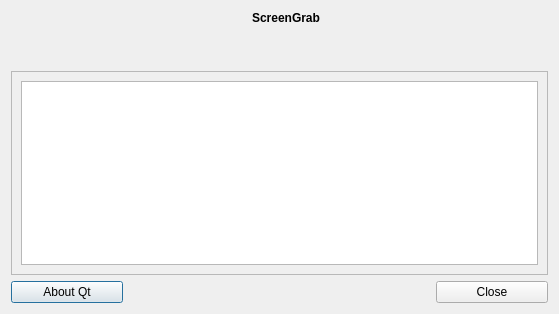
First picture: the form in src/core/ui/aboutwidget.ui, repository lxqt/screengrab, before the edit.
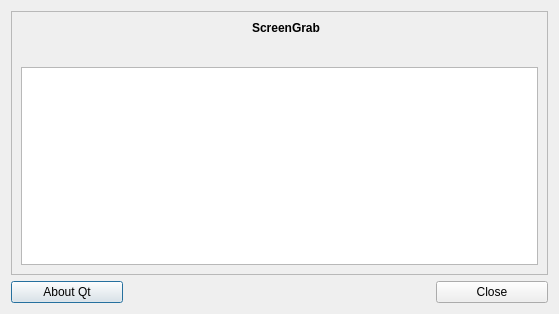
Second picture: the form after the edit. Icons and pictures are not drawn.

Commit message: Fix "using Qt [version]" being too far down

```diff
--- a/src/core/ui/aboutwidget.ui
+++ b/src/core/ui/aboutwidget.ui
@@ -36,6 +36,15 @@
     <enum>QLayout::SetDefaultConstraint</enum>
    </property>
    <item>
+    <widget class="QFrame" name="frame">
+     <property name="frameShape">
+      <enum>QFrame::StyledPanel</enum>
+     </property>
+     <property name="frameShadow">
+      <enum>QFrame::Raised</enum>
+     </property>
+     <layout class="QVBoxLayout" name="_2">
+      <item>
     <layout class="QHBoxLayout" name="horizontalLayout">
      <item>
       <widget class="QLabel" name="label">
@@ -64,27 +73,25 @@
           <string notr="true">&lt;b&gt;ScreenGrab&lt;/b&gt;</string>
          </property>
          <property name="alignment">
-          <set>Qt::AlignCenter</set>
-         </property>
-        </widget>
-       </item>
-       <item>
-        <widget class="QLabel" name="labVersion">
-         <property name="text">
-          <string notr="true"/>
-         </property>
-         <property name="alignment">
-          <set>Qt::AlignCenter</set>
+             <set>Qt::AlignBottom|Qt::AlignHCenter</set>
          </property>
         </widget>
        </item>
        <item>
         <widget class="QLabel" name="labQtVer">
+            <property name="font">
+             <font>
+              <family>Sans Serif</family>
+              <pointsize>11</pointsize>
+              <weight>50</weight>
+              <bold>false</bold>
+             </font>
+            </property>
          <property name="text">
           <string notr="true"/>
          </property>
          <property name="alignment">
-          <set>Qt::AlignCenter</set>
+             <set>Qt::AlignHCenter|Qt::AlignTop</set>
          </property>
         </widget>
        </item>
@@ -92,15 +99,6 @@
      </item>
     </layout>
    </item>
-   <item>
-    <widget class="QFrame" name="frame">
-     <property name="frameShape">
-      <enum>QFrame::StyledPanel</enum>
-     </property>
-     <property name="frameShadow">
-      <enum>QFrame::Raised</enum>
-     </property>
-     <layout class="QVBoxLayout" name="_2">
       <item>
        <widget class="QTextBrowser" name="txtArea">
         <property name="openExternalLinks">
```
Left out of the diff: 1 changed line with no effect on the pictures. Lines whose indentation alone changed are shown as unchanged.
